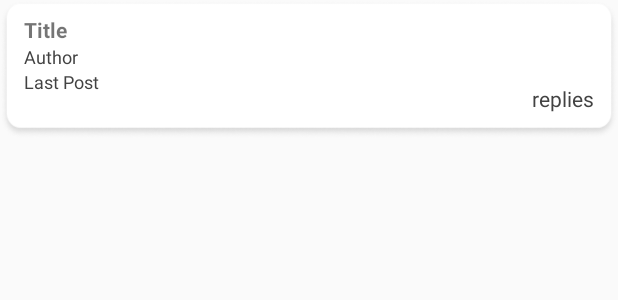
After one commit to ssarahlu/INFS3605, an Android app: the layout discussion_thread_item.xml on its own in the app's theme, with its tools: preview values and no code run, on a phone screen of 412 x 824 dp. The commit adds this screen. Shown: the top 300 px of the screen. Run offline under Robolectric (Android 15) with nearby library versions, the phone set to English and light mode, and no system bars.

Commit message:
First Discussion Forum attempt (buggy)

```diff
--- a/app/src/main/java/com/example/infs3605/LeaderboardActivity.java
+++ b/app/src/main/java/com/example/infs3605/LeaderboardActivity.java
@@ -29,8 +29,6 @@ public class LeaderboardActivity extends AppCompatActivity {
 
     private FirebaseFirestore db = FirebaseFirestore.getInstance();
     private CollectionReference profilesRef = db.collection("profiles");
-
-    private FirebaseUser user = FirebaseAuth.getInstance().getCurrentUser();
 
     private LeaderboardAdapter mAdapter;
     private LeaderboardTop3Adapter mAdapter2;
@@ -84,9 +82,6 @@ public class LeaderboardActivity extends AppCompatActivity {
                                             Integer.parseInt(documentSnapshot.get("stars").toString()),
                                             level));
 
-
-
-
                             }
 
                             // Adds profiles into the Leaderboard Adapter and sorts by the topic selected
--- a/app/src/main/java/com/example/infs3605/ModulesAdapter.java
+++ b/app/src/main/java/com/example/infs3605/ModulesAdapter.java
@@ -75,8 +75,6 @@ public class ModulesAdapter extends RecyclerView.Adapter<ModulesAdapter.MyViewHo
 
 
 
-
-
     }
 
     @Override
--- /dev/null
+++ b/app/src/main/res/layout/discussion_thread_item.xml
@@ -0,0 +1,58 @@
+<?xml version="1.0" encoding="utf-8"?>
+<androidx.constraintlayout.widget.ConstraintLayout xmlns:android="http://schemas.android.com/apk/res/android"
+    xmlns:app="http://schemas.android.com/apk/res-auto"
+    xmlns:tools="http://schemas.android.com/tools"
+    android:layout_width="match_parent"
+    android:layout_height="wrap_content"
+    android:background="@drawable/recyclerviewbackground">
+
+    <TextView
+        android:id="@+id/tvTitle"
+        android:layout_width="130dp"
+        android:layout_height="wrap_content"
+        android:layout_marginStart="16dp"
+        android:layout_marginLeft="16dp"
+        android:layout_marginTop="10dp"
+        android:fontFamily="sans-serif"
+        android:text="Title"
+        android:textStyle="bold"
+        app:layout_constraintStart_toStartOf="parent"
+        app:layout_constraintTop_toTopOf="parent" />
+
+    <TextView
+        android:id="@+id/tvAuthor"
+        android:layout_width="wrap_content"
+        android:layout_height="wrap_content"
+        android:text="Author"
+        android:textColor="#424242"
+        android:textSize="12sp"
+        app:layout_constraintStart_toStartOf="@+id/tvTitle"
+        app:layout_constraintTop_toBottomOf="@+id/tvTitle" />
+
+    <TextView
+        android:id="@+id/tvLastPost"
+        android:layout_width="wrap_content"
+        android:layout_height="wrap_content"
+        android:layout_marginBottom="30dp"
+        android:text="Last Post"
+        android:textColor="#424242"
+        android:textSize="12sp"
+        app:layout_constraintBottom_toBottomOf="parent"
+        app:layout_constraintStart_toStartOf="@+id/tvAuthor"
+        app:layout_constraintTop_toBottomOf="@+id/tvAuthor"
+        app:layout_constraintVertical_bias="0.0" />
+
+    <TextView
+        android:id="@+id/tvReplies"
+        android:layout_width="wrap_content"
+        android:layout_height="wrap_content"
+        android:layout_marginTop="56dp"
+        android:layout_marginEnd="16dp"
+        android:layout_marginRight="16dp"
+        android:gravity="left"
+        android:text="replies"
+        android:textColor="#424242"
+        app:layout_constraintEnd_toEndOf="parent"
+        app:layout_constraintTop_toTopOf="parent" />
+
+</androidx.constraintlayout.widget.ConstraintLayout>
--- a/app/src/main/res/menu/bottom_navigation_menu.xml
+++ b/app/src/main/res/menu/bottom_navigation_menu.xml
@@ -14,8 +14,8 @@
     <item
         android:id="@+id/page_3"
         android:enabled="true"
-        android:icon="@drawable/rewards_inactive"
-        android:title="Rewards"/>
+        android:icon="@android:drawable/stat_notify_chat"
+        android:title="Discussion" />
 
     <item
         android:id="@+id/page_4"
--- a/build.gradle
+++ b/build.gradle
@@ -8,7 +8,7 @@ buildscript {
 
     }
     dependencies {
-        classpath 'com.android.tools.build:gradle:4.2.2'
+        classpath 'com.android.tools.build:gradle:7.0.0-beta05'
         classpath 'com.google.gms:google-services:4.3.8'
 
 
```
Also changed, not shown: app/src/main/java/com/example/infs3605/DiscussionFragment.java (added, +112 -0 lines), app/src/main/java/com/example/infs3605/DiscussionThreadAdapter.java (added, +110 -0 lines), app/src/main/java/com/example/infs3605/Entities/DiscussionThread.java (added, +45 -0 lines), app/src/main/java/com/example/infs3605/MainActivity.java (+3 -11 lines), app/src/main/java/com/example/infs3605/RewardsFragment.java (deleted, +0 -25 lines), app/src/main/res/layout/fragment_discussion.xml (added, +35 -0 lines), app/src/main/res/layout/fragment_rewards.xml (deleted, +0 -20 lines), gradle/wrapper/gradle-wrapper.properties.
